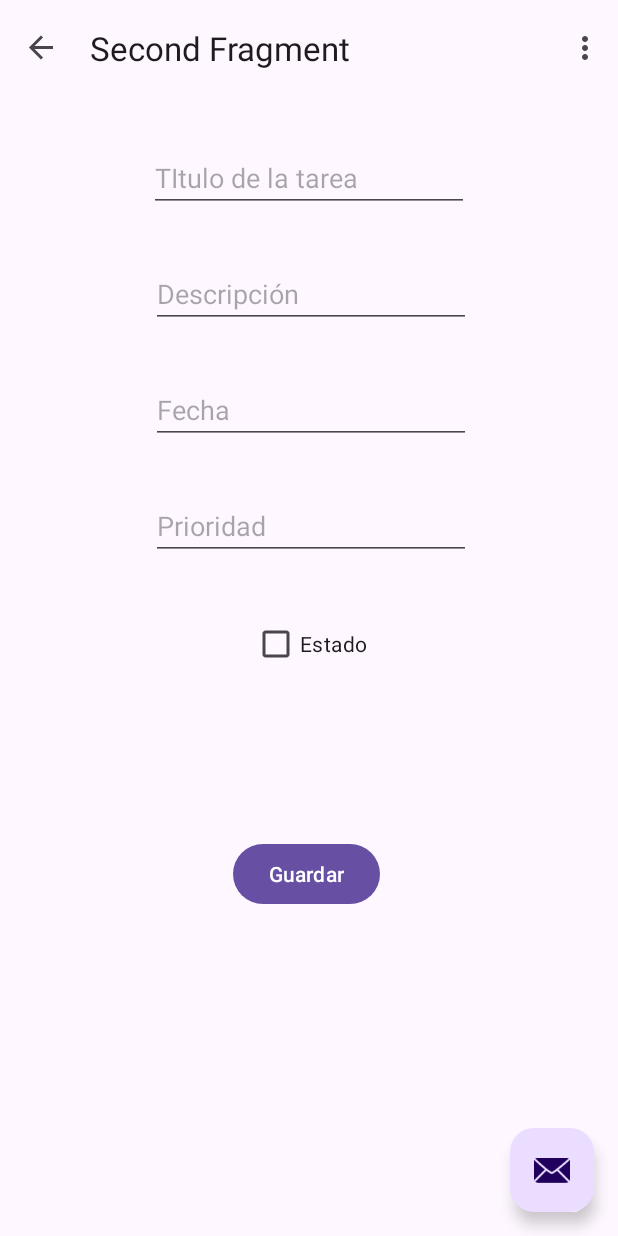
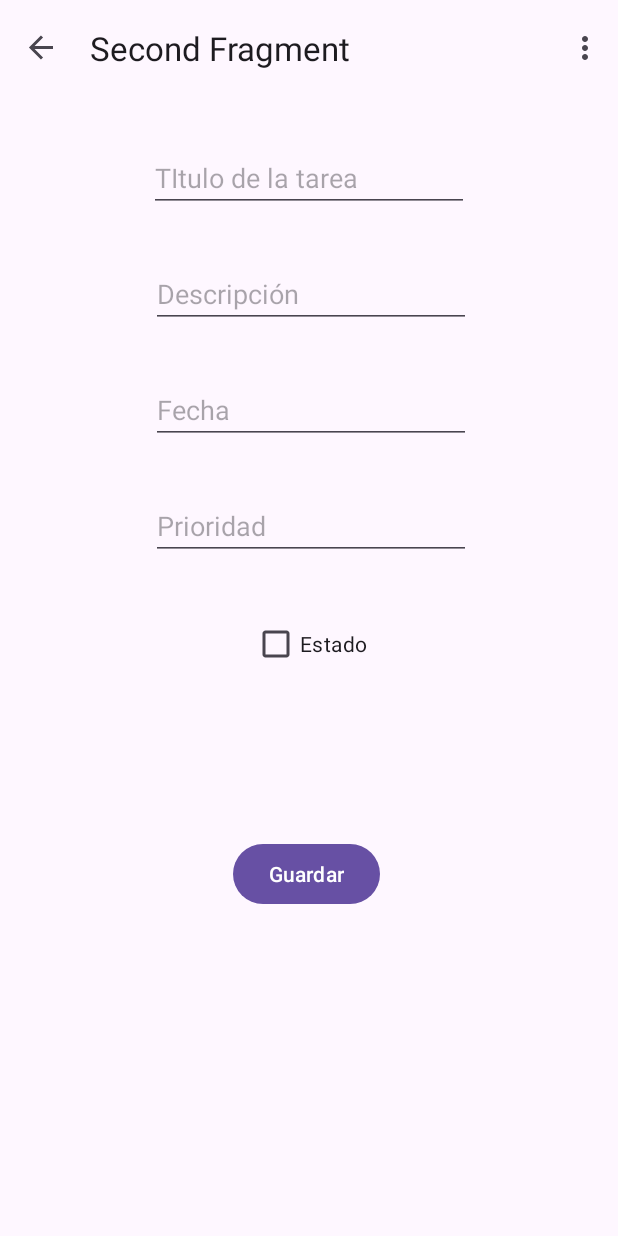
Before and after one commit to Mariocanedo/MVVM_ROOM_059, an Android app: the SecondFragment screen opened through its navigation route, on a phone screen of 412 x 824 dp. Run offline under Robolectric (Android 15) with nearby library versions, the phone set to English and light mode, and no system bars; our stand-ins replace Room's generated code, navigation-ui.

Commit message:
Implementación de la vista, falta agregar funcionalidad de actualizar eliminar Tareas

```diff
--- a/app/src/main/java/com/example/mvvm_room_059/View/FirstFragment.kt
+++ b/app/src/main/java/com/example/mvvm_room_059/View/FirstFragment.kt
@@ -74,6 +74,19 @@ class FirstFragment : Fragment() {
             )
         )
 
+
+        // button para ir y agregar una nueva tarea
+
+        binding.fab2.setOnClickListener{
+            findNavController().navigate(R.id.action_FirstFragment_to_SecondFragment)
+
+        }
+
+
+
+
+
+
         // cargar las tareas al RecyclerView
         viewModel.allTask.observe( viewLifecycleOwner,{
 
--- a/app/src/main/java/com/example/mvvm_room_059/View/MainActivity.kt
+++ b/app/src/main/java/com/example/mvvm_room_059/View/MainActivity.kt
@@ -31,11 +31,6 @@ class MainActivity : AppCompatActivity() {
         appBarConfiguration = AppBarConfiguration(navController.graph)
         setupActionBarWithNavController(navController, appBarConfiguration)
 
-        binding.fab.setOnClickListener { view ->
-            Snackbar.make(view, "Replace with your own action", Snackbar.LENGTH_LONG)
-                .setAnchorView(R.id.fab)
-                .setAction("Action", null).show()
-        }
     }
 
     override fun onCreateOptionsMenu(menu: Menu): Boolean {
--- a/app/src/main/java/com/example/mvvm_room_059/ViewModel/TaskViewModel.kt
+++ b/app/src/main/java/com/example/mvvm_room_059/ViewModel/TaskViewModel.kt
@@ -59,7 +59,7 @@ class TaskViewModel(application: Application): AndroidViewModel(application){
 
 
     // funcion para recibir una tarea seleccionada desde el Rv
-   fun selected(task: Task){
+   fun selected(task: Task?){
        // guarda lo que estamos seleccionando
        selectedTask.value= task
    }
--- a/app/src/main/res/layout/activity_main.xml
+++ b/app/src/main/res/layout/activity_main.xml
@@ -21,13 +21,6 @@
 
     <include layout="@layout/content_main" />
 
-    <com.google.android.material.floatingactionbutton.FloatingActionButton
-        android:id="@+id/fab"
-        android:layout_width="wrap_content"
-        android:layout_height="wrap_content"
-        android:layout_gravity="bottom|end"
-        android:layout_marginEnd="@dimen/fab_margin"
-        android:layout_marginBottom="16dp"
-        app:srcCompat="@android:drawable/ic_dialog_email" />
+
 
 </androidx.coordinatorlayout.widget.CoordinatorLayout>
--- a/app/src/main/res/layout/fragment_first.xml
+++ b/app/src/main/res/layout/fragment_first.xml
@@ -22,8 +22,8 @@
 
     <androidx.recyclerview.widget.RecyclerView
         android:id="@+id/rv_task"
-        android:layout_width="337dp"
-        android:layout_height="589dp"
+        android:layout_width="321dp"
+        android:layout_height="504dp"
         app:layout_constraintBottom_toBottomOf="parent"
         app:layout_constraintEnd_toEndOf="parent"
         app:layout_constraintStart_toStartOf="parent"
```
Also changed, not shown: app/src/main/java/com/example/mvvm_room_059/View/SecondFragment.kt (+71 -3 lines).
